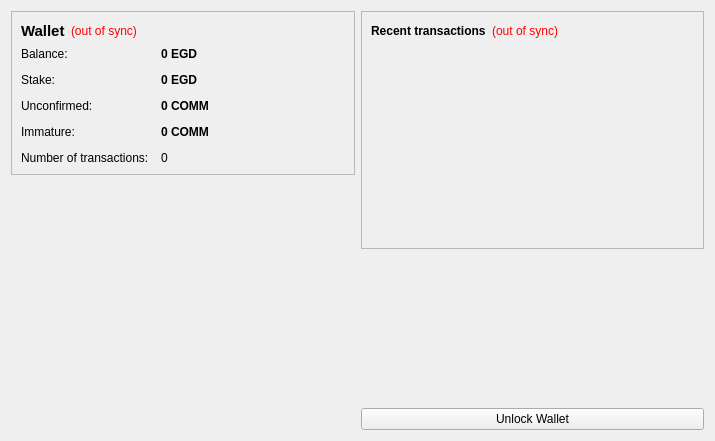
The window that src/qt/forms/overviewpage.ui (e-goldcoin/egoldcoin) describes before a commit, drawn with Qt 5.
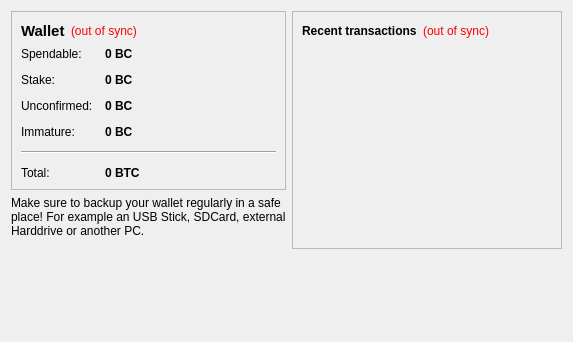
The same window after the commit. Icons and pictures are not drawn.

```diff
--- a/src/qt/forms/overviewpage.ui
+++ b/src/qt/forms/overviewpage.ui
@@ -6,14 +6,14 @@
    <rect>
     <x>0</x>
     <y>0</y>
-    <width>715</width>
-    <height>441</height>
+    <width>573</width>
+    <height>342</height>
    </rect>
   </property>
   <property name="windowTitle">
    <string>Form</string>
   </property>
-  <layout class="QHBoxLayout" name="horizontalLayout" stretch="1,1">
+  <layout class="QHBoxLayout" name="horizontalLayout" stretch="0,1">
    <item>
     <layout class="QVBoxLayout" name="verticalLayout_2">
      <item>
@@ -86,7 +86,7 @@
           <item row="0" column="0">
            <widget class="QLabel" name="label">
             <property name="text">
-             <string>Balance:</string>
+             <string>Spendable:</string>
             </property>
            </widget>
           </item>
@@ -105,7 +105,7 @@
              <string>Your current balance</string>
             </property>
             <property name="text">
-             <string notr="true">0 EGD</string>
+             <string notr="true">0 BC</string>
             </property>
             <property name="textInteractionFlags">
              <set>Qt::LinksAccessibleByMouse|Qt::TextSelectableByKeyboard|Qt::TextSelectableByMouse</set>
@@ -134,7 +134,7 @@
              <string>Total of coins that was staked, and do not yet count toward the current balance</string>
             </property>
             <property name="text">
-             <string notr="true">0 EGD</string>
+             <string notr="true">0 BC</string>
             </property>
             <property name="textInteractionFlags">
              <set>Qt::LinksAccessibleByMouse|Qt::TextSelectableByKeyboard|Qt::TextSelectableByMouse</set>
@@ -163,7 +163,7 @@
              <string>Total of transactions that have yet to be confirmed, and do not yet count toward the current balance</string>
             </property>
             <property name="text">
-             <string notr="true">0 COMM</string>
+             <string notr="true">0 BC</string>
             </property>
             <property name="textInteractionFlags">
              <set>Qt::LinksAccessibleByMouse|Qt::TextSelectableByKeyboard|Qt::TextSelectableByMouse</set>
@@ -189,27 +189,46 @@
              <string>Mined balance that has not yet matured</string>
             </property>
             <property name="text">
-             <string notr="true">0 COMM</string>
+             <string notr="true">0 BC</string>
             </property>
             <property name="textInteractionFlags">
              <set>Qt::LinksAccessibleByMouse|Qt::TextSelectableByKeyboard|Qt::TextSelectableByMouse</set>
             </property>
            </widget>
           </item>
-          <item row="4" column="0">
-           <widget class="QLabel" name="label_2">
+          <item row="4" column="0" colspan="2">
+           <widget class="Line" name="line">
+            <property name="orientation">
+             <enum>Qt::Horizontal</enum>
+            </property>
+           </widget>
+          </item>
+          <item row="5" column="0">
+           <widget class="QLabel" name="labelTotalText">
             <property name="text">
-             <string>Number of transactions:</string>
+             <string>Total:</string>
             </property>
            </widget>
           </item>
-          <item row="4" column="1">
-           <widget class="QLabel" name="labelNumTransactions">
+          <item row="5" column="1">
+           <widget class="QLabel" name="labelTotal">
+            <property name="font">
+             <font>
+              <weight>75</weight>
+              <bold>true</bold>
+             </font>
+            </property>
+            <property name="cursor">
+             <cursorShape>IBeamCursor</cursorShape>
+            </property>
             <property name="toolTip">
              <string>Total number of transactions in wallet</string>
             </property>
             <property name="text">
-             <string notr="true">0</string>
+             <string notr="true">0 BTC</string>
+            </property>
+            <property name="textInteractionFlags">
+             <set>Qt::LinksAccessibleByMouse|Qt::TextSelectableByKeyboard|Qt::TextSelectableByMouse</set>
             </property>
            </widget>
           </item>
@@ -218,6 +237,22 @@
        </layout>
       </widget>
      </item>
+     <item>
+      <widget class="QLabel" name="label_2">
+       <property name="locale">
+        <locale language="English" country="UnitedStates"/>
+       </property>
+       <property name="text">
+        <string>Make sure to backup your wallet regularly in a safe place! For example an USB Stick, SDCard, external Harddrive or another PC.</string>
+       </property>
+       <property name="textFormat">
+        <enum>Qt::AutoText</enum>
+       </property>
+       <property name="wordWrap">
+        <bool>true</bool>
+       </property>
+      </widget>
+     </item>
      <item>
       <spacer name="verticalSpacer">
        <property name="orientation">
@@ -231,25 +266,6 @@
        </property>
       </spacer>
      </item>
-     <item>
-      <widget class="QLabel" name="label_6">
-       <property name="text">
-        <string/>
-       </property>
-       <property name="pixmap">
-        <pixmap resource="../bitcoin.qrc">:/images/backg</pixmap>
-       </property>
-       <property name="scaledContents">
-        <bool>false</bool>
-       </property>
-       <property name="alignment">
-        <set>Qt::AlignCenter</set>
-       </property>
-       <property name="margin">
-        <number>-2</number>
-       </property>
-      </widget>
-     </item>
     </layout>
    </item>
    <item>
@@ -338,13 +354,6 @@
        </property>
       </spacer>
      </item>
-     <item>
-      <widget class="QPushButton" name="unlockWalletButton">
-       <property name="text">
-        <string>Unlock Wallet</string>
-       </property>
-      </widget>
-     </item>
     </layout>
    </item>
   </layout>
```
Left out of the diff: 8 changed lines with no effect on the pictures.
